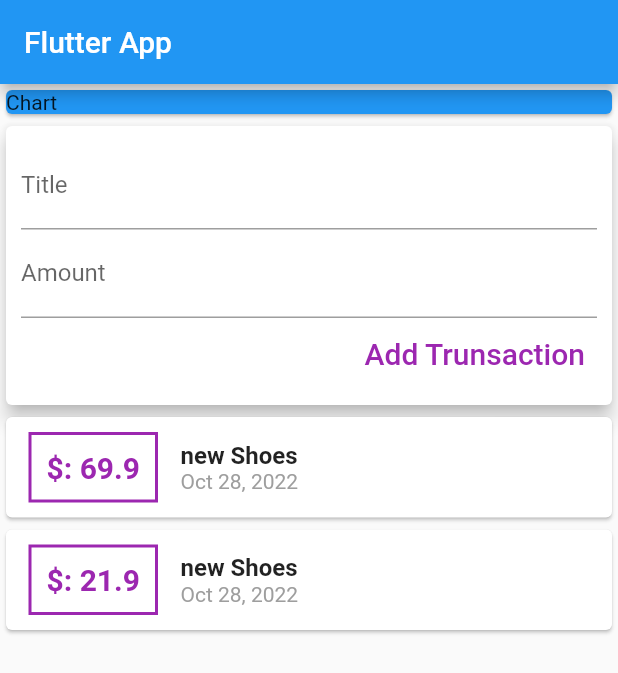
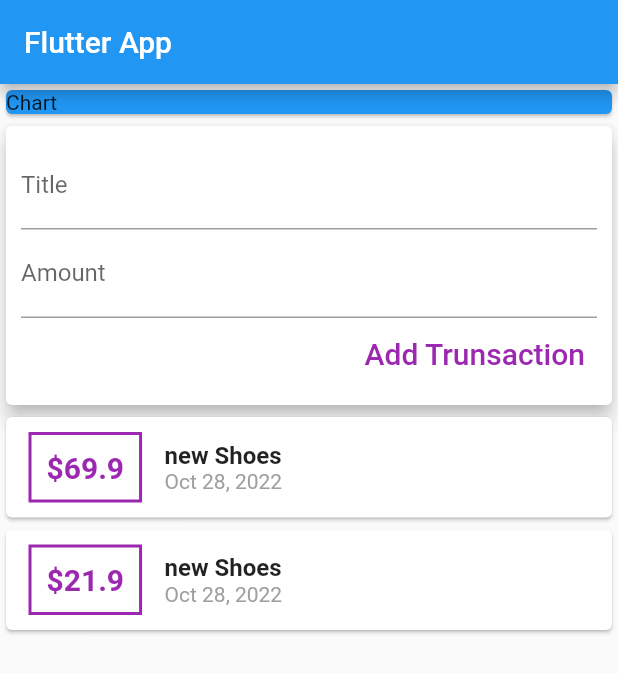
Before and after one commit to eno-conan/flutter_udemy, a Flutter app: the screen it shows after launch, after a tap on "Add Trunsaction", on a phone screen of 412 x 824 dp. Shown: the top 673 px of the screen. Run offline on Flutter 3.47's test engine with Material 2 defaults, Android fonts, the light colour scheme and no system bars.

Commit message:
Finished l-92 work with ListView

```diff
--- a/real-apps-01-starting-setup/section4/lib/main.dart
+++ b/real-apps-01-starting-setup/section4/lib/main.dart
@@ -20,7 +20,8 @@ class MyHomePage extends StatelessWidget {
         appBar: AppBar(
           title: Text('Flutter App'),
         ),
-        body: Column(
+        body: SingleChildScrollView(
+          child: Column(
             // mainAxisAlignment: MainAxisAlignment.start,
             crossAxisAlignment: CrossAxisAlignment.stretch,
             children: <Widget>[
@@ -29,6 +30,7 @@ class MyHomePage extends StatelessWidget {
                   child: const Card(color: Colors.blue, child: Text('Chart'))),
               UserTransactions()
             ],
+          ),
         ));
   }
 }
--- a/real-apps-01-starting-setup/section4/lib/widgets/new_transaction.dart
+++ b/real-apps-01-starting-setup/section4/lib/widgets/new_transaction.dart
@@ -6,6 +6,9 @@ class NewTransaction extends StatelessWidget {
   // String amountInput;
   final titleController = TextEditingController();
   final amountController = TextEditingController();
+  final Function addTx;
+
+  NewTransaction(this.addTx, {Key key}) : super(key: key);
 
   @override
   Widget build(BuildContext context) {
@@ -32,8 +35,10 @@ class NewTransaction extends StatelessWidget {
                 ),
                 TextButton(
                   onPressed: () {
-                    print(titleController.text);
-                    print(amountController.text);
+                    addTx(titleController.text,
+                        double.parse(amountController.text));
+                    // print(titleController.text);
+                    // print(amountController.text);
                     // print(amountInput);
                   },
                   child: const Text(
--- a/real-apps-01-starting-setup/section4/lib/widgets/transaction_list.dart
+++ b/real-apps-01-starting-setup/section4/lib/widgets/transaction_list.dart
@@ -9,41 +9,58 @@ class TransactionList extends StatelessWidget {
 
   @override
   Widget build(BuildContext context) {
-    return Column(
-      children: transactions.map((tx) {
+    return Container(
+      height: 300,
+      child: ListView.builder(
+        itemBuilder: (ctx, index) {
           return Card(
             child: Row(
-          // Row and Column has children
               children: <Widget>[
-            // Container can not have children but can have many options
                 Container(
-              margin: const EdgeInsets.symmetric(vertical: 10, horizontal: 15),
+                  margin: const EdgeInsets.symmetric(
+                    vertical: 10,
+                    horizontal: 15,
+                  ),
                   decoration: BoxDecoration(
-                  border: Border.all(color: Colors.purple, width: 2)),
-              padding: const EdgeInsets.all(10),
+                    border: Border.all(
+                      color: Colors.purple,
+                      width: 2,
+                    ),
+                  ),
+                  padding: EdgeInsets.all(10),
                   child: Text(
-                // how to escape dollar mark
-                '\$: ${tx.amount}',
+                    '\$${transactions[index].amount}',
                     style: const TextStyle(
                       fontWeight: FontWeight.bold,
                       fontSize: 20,
-                    color: Colors.purple),
+                      color: Colors.purple,
+                    ),
                   ),
                 ),
                 Column(
                   crossAxisAlignment: CrossAxisAlignment.start,
                   children: <Widget>[
                     Text(
-                    tx.title,
+                      transactions[index].title,
                       style: const TextStyle(
-                        fontSize: 16, fontWeight: FontWeight.bold),
+                        fontSize: 16,
+                        fontWeight: FontWeight.bold,
                       ),
-                  Text(DateFormat.yMMMd().format(tx.date),
-                      style: const TextStyle(color: Colors.grey))
-                ])
+                    ),
+                    Text(
+                      DateFormat.yMMMd().format(transactions[index].date),
+                      style: const TextStyle(
+                        color: Colors.grey,
+                      ),
+                    ),
                   ],
-        ));
-      }).toList(),
+                ),
+              ],
+            ),
+          );
+        },
+        itemCount: transactions.length,
+      ),
     );
   }
 }
--- a/real-apps-01-starting-setup/section4/lib/widgets/user_transactions.dart
+++ b/real-apps-01-starting-setup/section4/lib/widgets/user_transactions.dart
@@ -39,7 +39,10 @@ class _UserTransactionStateState extends State<UserTransactions> {
   @override
   Widget build(BuildContext context) {
     return Column(
-      children: <Widget>[NewTransaction(), TransactionList(_userTransaction)],
+      children: <Widget>[
+        NewTransaction(_addTrasaction),
+        TransactionList(_userTransaction)
+      ],
     );
   }
 }
```
Lines whose indentation alone changed are shown as unchanged.
